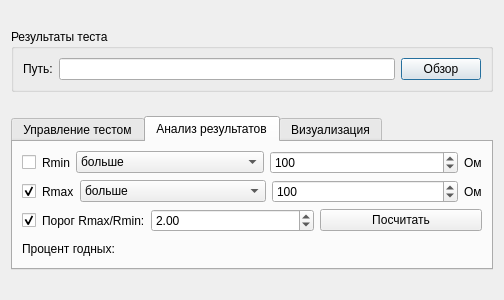
Old version of the form gui/uies/testing.ui in the repository neurocomputer/MemriBoard.
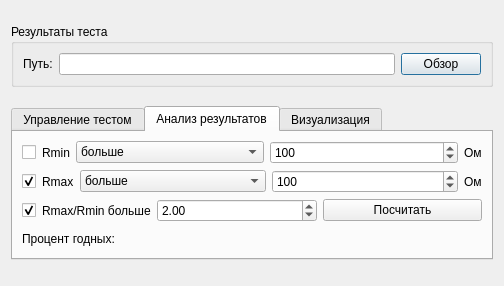
New version of the form. The open tabs and pages were chosen to show the change.

The edit to the form file:
```diff
--- a/gui/uies/testing.ui
+++ b/gui/uies/testing.ui
@@ -7,7 +7,7 @@
     <x>0</x>
     <y>0</y>
     <width>504</width>
-    <height>300</height>
+    <height>286</height>
    </rect>
   </property>
   <property name="sizePolicy">
@@ -340,7 +340,7 @@
               </sizepolicy>
              </property>
              <property name="text">
-              <string>Порог Rmax/Rmin:</string>
+              <string>Rmax/Rmin больше</string>
              </property>
             </widget>
            </item>
```
Left out of the diff: 2 changed lines with no effect on the pictures.
